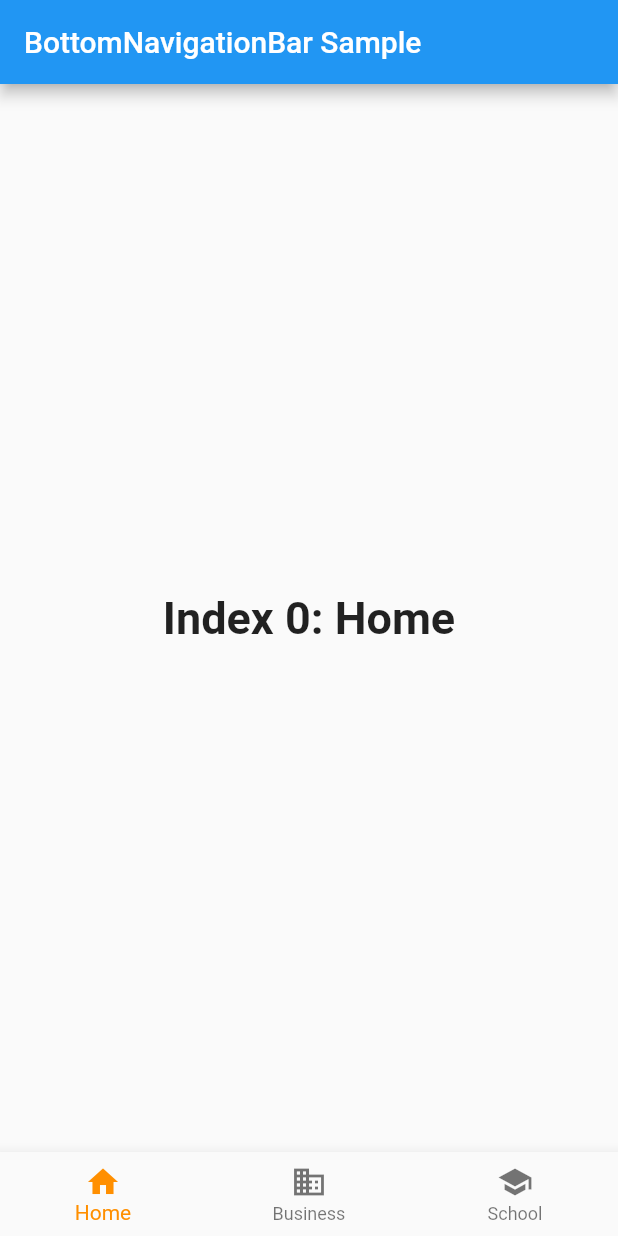
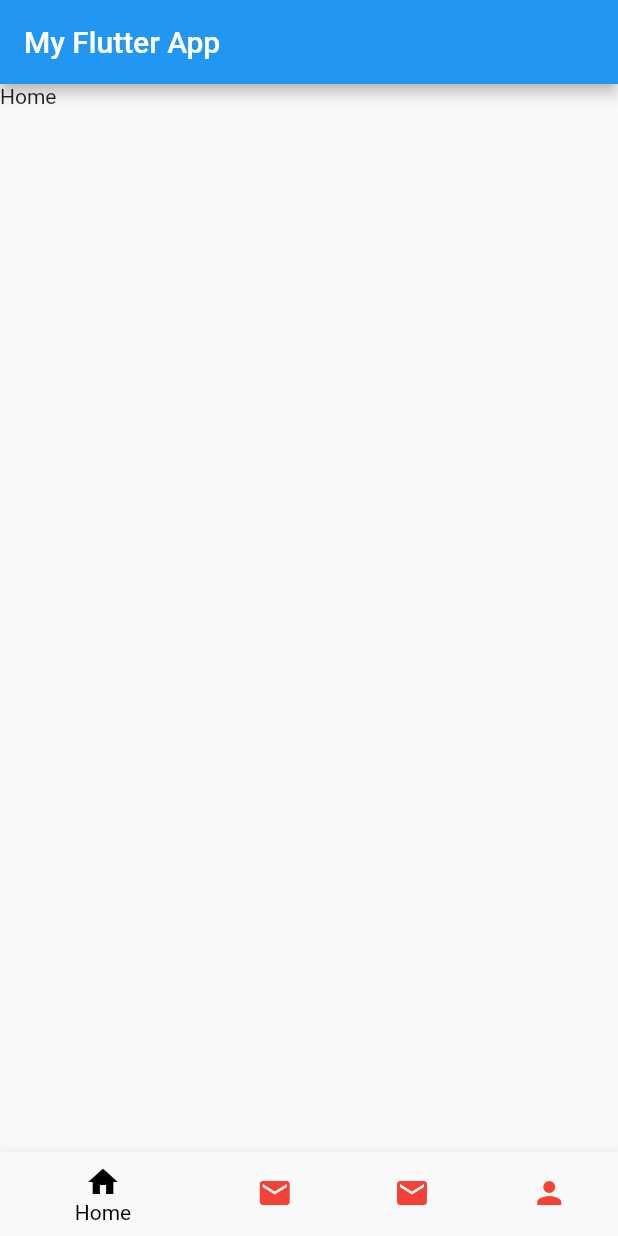
Before and after one commit to MaarioSevilla/segtoCovid19, a Flutter app: the screen it shows after launch, on a phone screen of 412 x 824 dp. Run offline on Flutter 3.47's test engine with Material 2 defaults, Android fonts, the phone set to English and light mode, and no system bars.

Commit message:
Menu anadido

```diff
--- a/lib/main.dart
+++ b/lib/main.dart
@@ -1,4 +1,5 @@
 import 'package:flutter/material.dart';
+import 'package:segtocovid19/ui/menu_screen.dart';
 
 void main() => runApp(MyApp());
 
@@ -9,70 +10,7 @@ class MyApp extends StatelessWidget {
   Widget build(BuildContext context) {
     return MaterialApp(
       title: _title,
-      home: MyStatefulWidget(),
+      home: Menu(),
     );
   }
 }
-
-class MyStatefulWidget extends StatefulWidget {
-  MyStatefulWidget({Key key}) : super(key: key);
-  @override
-  _MyStatefulWidgetState createState() => _MyStatefulWidgetState();
-}
-
-class _MyStatefulWidgetState extends State<MyStatefulWidget> {
-  int _selectedIndex = 0;
-  static const TextStyle optionStyle =
-  TextStyle(fontSize: 30, fontWeight: FontWeight.bold);
-  static const List<Widget> _widgetOptions = <Widget>[
-    Text(
-      'Index 0: Home',
-      style: optionStyle,
-    ),
-    Text(
-      'Index 1: Business',
-      style: optionStyle,
-    ),
-    Text(
-      'Index 2: School',
-      style: optionStyle,
-    ),
-  ];
-
-  void _onItemTapped(int index) {
-    setState(() {
-      _selectedIndex = index;
-    });
-  }
-
-  @override
-  Widget build(BuildContext context) {
-    return Scaffold(
-      appBar: AppBar(
-        title: const Text('BottomNavigationBar Sample'),
-      ),
-      body: Center(
-        child: _widgetOptions.elementAt(_selectedIndex),
-      ),
-      bottomNavigationBar: BottomNavigationBar(
-        items: const <BottomNavigationBarItem>[
-          BottomNavigationBarItem(
-            icon: Icon(Icons.home),
-            title: Text('Home'),
-          ),
-          BottomNavigationBarItem(
-            icon: Icon(Icons.business),
-            title: Text('Business'),
-          ),
-          BottomNavigationBarItem(
-            icon: Icon(Icons.school),
-            title: Text('School'),
-          ),
-        ],
-        currentIndex: _selectedIndex,
-        selectedItemColor: Colors.amber[800],
-        onTap: _onItemTapped,
-      ),
-    );
-  }
-}
--- /dev/null
+++ b/lib/ui/NavigationComponents/family/family_screen.dart
@@ -0,0 +1,13 @@
+import 'package:flutter/material.dart';
+class FamilyScreen extends StatelessWidget {
+  @override
+  Widget build(BuildContext context) {
+    return SingleChildScrollView(
+      child: Column(
+        children: <Widget>[
+          Text('Family'),
+        ],
+      ),
+    );
+  }
+}
--- /dev/null
+++ b/lib/ui/NavigationComponents/home/home_screen.dart
@@ -0,0 +1,13 @@
+import 'package:flutter/material.dart';
+class HomeScreen extends StatelessWidget {
+  @override
+  Widget build(BuildContext context) {
+    return SingleChildScrollView(
+      child: Column(
+        children: <Widget>[
+          Text('Home'),
+        ],
+      ),
+    );
+  }
+}
--- /dev/null
+++ b/lib/ui/NavigationComponents/profile/profile_screen.dart
@@ -0,0 +1,13 @@
+import 'package:flutter/material.dart';
+class ProfileScreen extends StatelessWidget {
+  @override
+  Widget build(BuildContext context) {
+    return SingleChildScrollView(
+      child: Column(
+        children: <Widget>[
+          Text('Perfil'),
+        ],
+      ),
+    );
+  }
+}
--- /dev/null
+++ b/lib/ui/NavigationComponents/segto/segto_screen.dart
@@ -0,0 +1,13 @@
+import 'package:flutter/material.dart';
+class SegtoScreen extends StatelessWidget {
+  @override
+  Widget build(BuildContext context) {
+    return SingleChildScrollView(
+      child: Column(
+        children: <Widget>[
+          Text('Seguimiento'),
+        ],
+      ),
+    );
+  }
+}
--- /dev/null
+++ b/lib/ui/menu_screen.dart
@@ -0,0 +1,63 @@
+import 'package:flutter/material.dart';
+import 'package:segtocovid19/ui/NavigationComponents/family/family_screen.dart';
+import 'package:segtocovid19/ui/NavigationComponents/home/home_screen.dart';
+import 'package:segtocovid19/ui/NavigationComponents/profile/profile_screen.dart';
+import 'package:segtocovid19/ui/NavigationComponents/segto/segto_screen.dart';
+
+class Menu extends StatefulWidget {
+  @override
+  State<StatefulWidget> createState() {
+    return _MenuState();
+  }
+}
+
+class _MenuState extends State<Menu> {
+
+  int _currentIndex = 0;
+  final List<Widget> _children = [
+    HomeScreen(),
+    SegtoScreen(),
+    FamilyScreen(),
+    ProfileScreen()
+  ];
+
+  @override
+  Widget build(BuildContext context) {
+    return Scaffold(
+      appBar: AppBar(
+        title: Text('My Flutter App'),
+      ),
+      body: _children[_currentIndex], // new
+      bottomNavigationBar: BottomNavigationBar(
+        backgroundColor: Colors.red,
+        selectedItemColor: Colors.black,
+        unselectedItemColor: Colors.red,
+        onTap: onTabTapped, // new
+        currentIndex: _currentIndex, // new
+        items: [
+          new BottomNavigationBarItem(
+            icon: Icon(Icons.home),
+            title: Text('Home'),
+          ),
+          new BottomNavigationBarItem(
+            icon: Icon(Icons.mail),
+            title: Text('Messages'),
+          ),
+          new BottomNavigationBarItem(
+            icon: Icon(Icons.mail),
+            title: Text('Messages'),
+          ),
+          new BottomNavigationBarItem(
+              icon: Icon(Icons.person),
+              title: Text('Profile')
+          )
+        ],
+      ),
+    );
+  }
+  void onTabTapped(int index) {
+    setState(() {
+      _currentIndex = index;
+    });
+  }
+}
```
Also changed, not shown: lib/ui/home_screen.dart (deleted).
